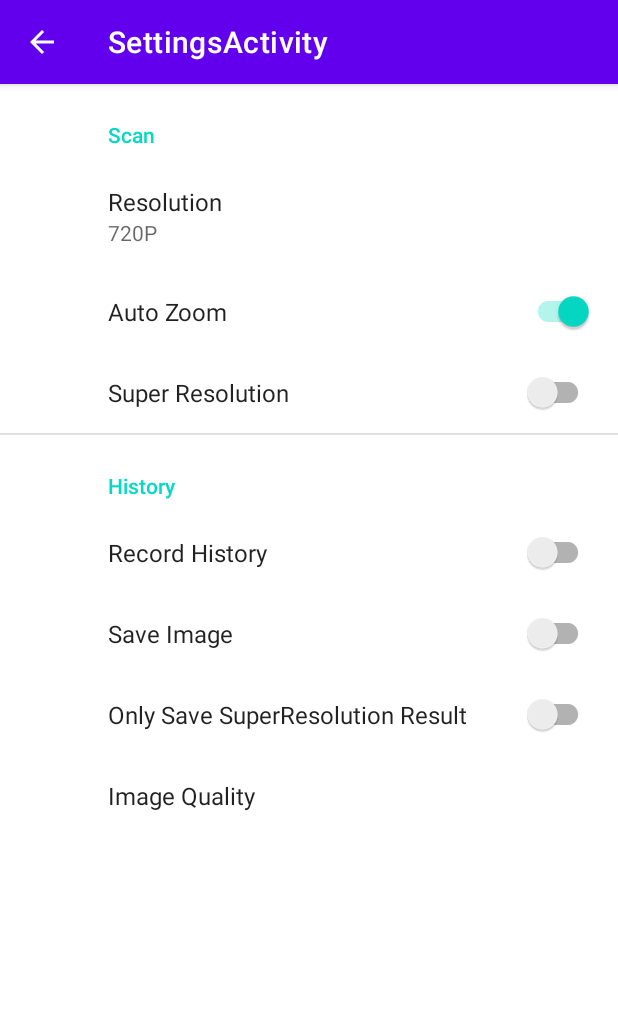
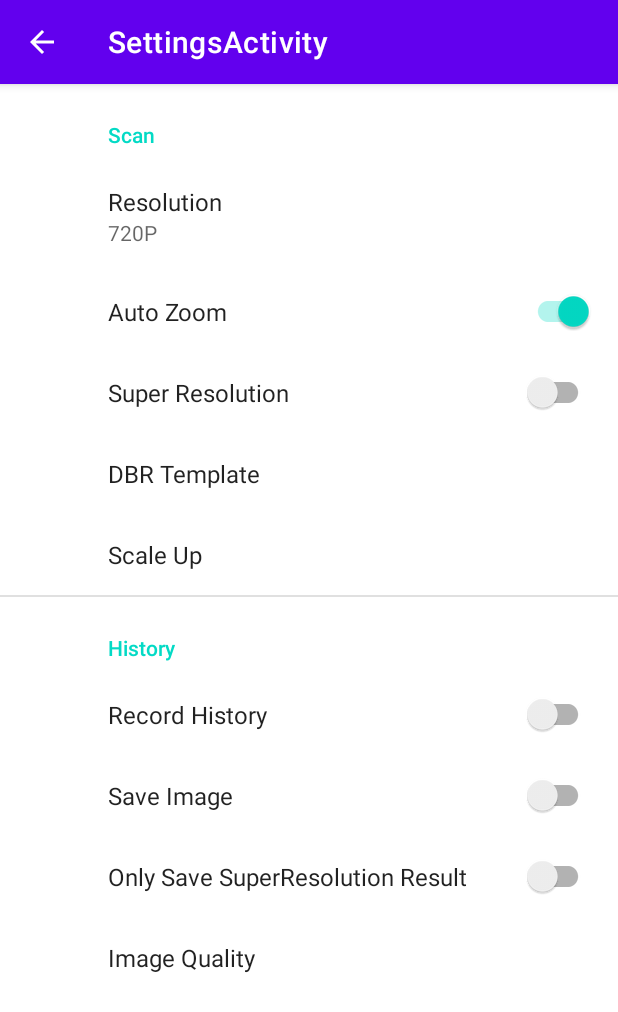
Before and after one commit to tony-xlh/Faraway_Scan, an Android app: the SettingsActivity screen opened directly, with no data from a screen before it, on a phone screen of 412 x 824 dp. Shown: the top 1012 px of the screen. Run offline under Robolectric (Android 15) with nearby library versions, the phone set to English and light mode, and no system bars; our stand-ins replace androidx.preference; network calls fail.

Commit message:
add scaleup and template settings

```diff
--- a/app/src/main/java/com/dynamsoft/farawayscan/PictureActivity.java
+++ b/app/src/main/java/com/dynamsoft/farawayscan/PictureActivity.java
@@ -60,6 +60,7 @@ public class PictureActivity extends AppCompatActivity {
         prefs = PreferenceManager.getDefaultSharedPreferences(this);
         try {
             dbr = new BarcodeReader("t0068MgAAAJWPwDybm7nk0f9xYH25MMaVrZYcmhsiVoZrVo2hfcwRS74T6QA79OfzyvhC+9fgFI2noI8zBc66WHFCusVUgqk=");
+            Utils.updateDBRSettings(dbr,prefs);
         } catch (BarcodeReaderException e) {
             e.printStackTrace();
         }
--- a/app/src/main/res/xml/root_preferences.xml
+++ b/app/src/main/res/xml/root_preferences.xml
@@ -19,6 +19,16 @@
             app:key="superresolution"
             app:defaultValue="false"
             app:title="@string/superresolution" />
+
+        <EditTextPreference
+            android:key="template"
+            android:singleLine="false"
+            android:title="DBR Template" />
+
+        <EditTextPreference
+            android:key="scaleup"
+            android:singleLine="true"
+            android:title="Scale Up" />
     </PreferenceCategory>
 
     <PreferenceCategory app:title="@string/History_header">
```
Also changed, not shown: app/src/main/java/com/dynamsoft/farawayscan/CameraActivity.java (+3 -12 lines), app/src/main/java/com/dynamsoft/farawayscan/Utils.java (+37 -0 lines).
